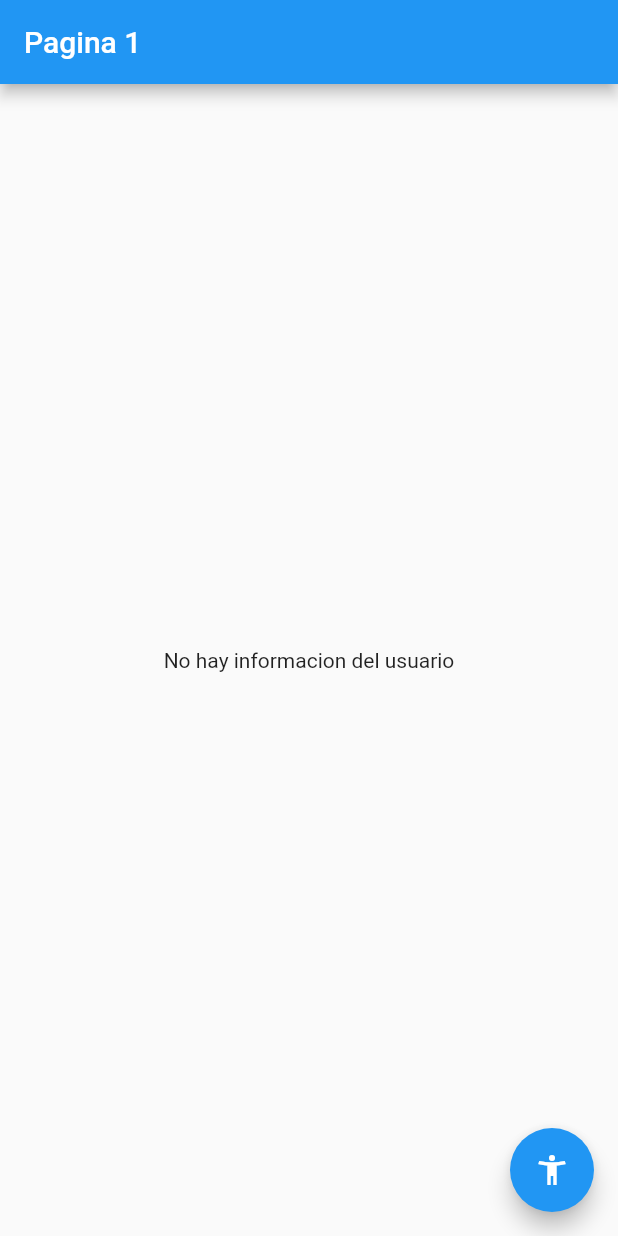
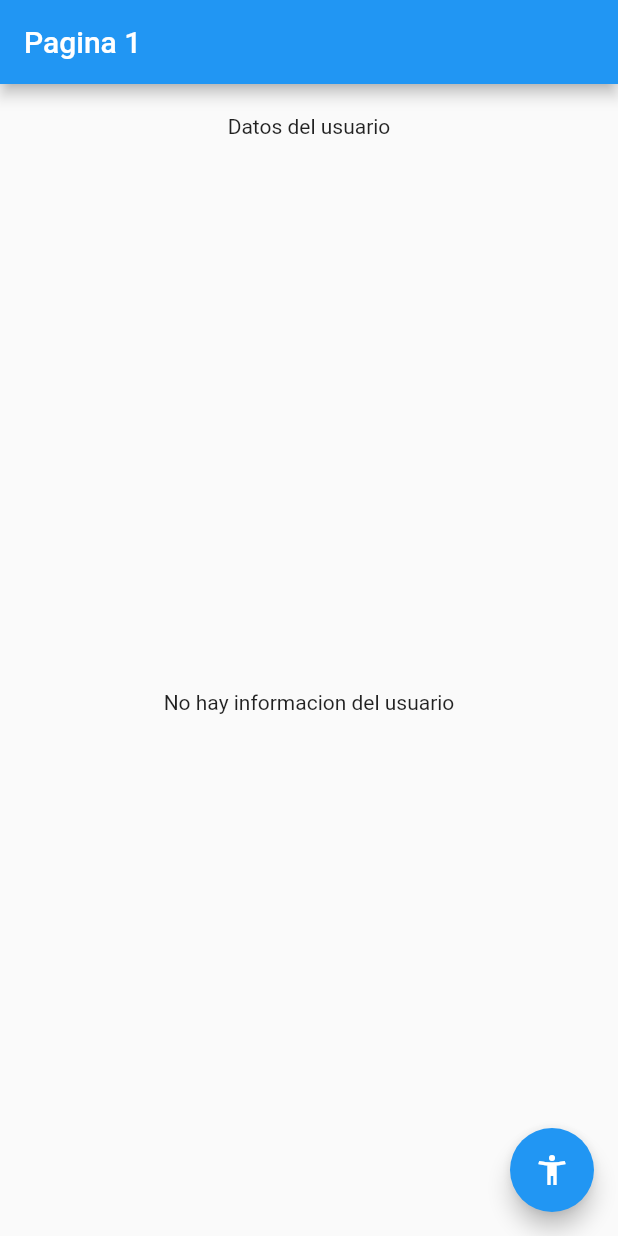
Before and after one commit to danielortegacareaga25/flutter-estados, a Flutter app: the screen it shows after launch, on a phone screen of 412 x 824 dp. Run offline on Flutter 3.47's test engine with Material 2 defaults, Android fonts, the phone set to English and light mode, and no system bars.

```diff
--- a/lib/pages/pagina1_page.dart
+++ b/lib/pages/pagina1_page.dart
@@ -9,7 +9,15 @@ class Pagina1Page extends StatelessWidget {
       appBar: AppBar(
         title: Text('Pagina 1'),
       ),
-      body: StreamBuilder(
+      body: Column(
+        mainAxisAlignment: MainAxisAlignment.center,
+        children: [
+          Container(
+            padding: EdgeInsets.symmetric(vertical: 20),
+            child: Text('Datos del usuario'),
+          ),
+          Flexible(
+            child: StreamBuilder(
               stream: usuarioService.usuarioStream,
               builder: (BuildContext context, AsyncSnapshot<Usuario> snapshot) {
                 print(snapshot.data);
@@ -19,6 +27,9 @@ class Pagina1Page extends StatelessWidget {
                         child: Text('No hay informacion del usuario'),
                       );
               },
+            ),
+          ),
+        ],
       ),
       floatingActionButton: FloatingActionButton(
         onPressed: () {
```
Lines whose indentation alone changed are shown as unchanged.
